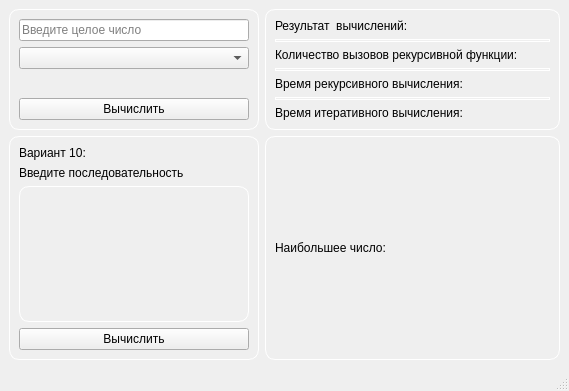
Old version of the form mainwindow.ui in the repository Dizekee/Lab1-recursia.
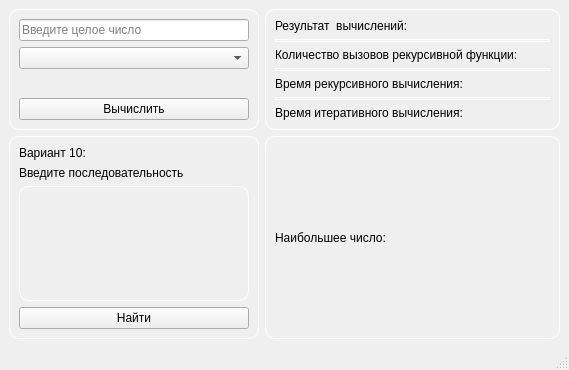
New version of the form.

Diff of the .ui file:
```diff
--- a/mainwindow.ui
+++ b/mainwindow.ui
@@ -7,7 +7,7 @@
     <x>0</x>
     <y>0</y>
     <width>569</width>
-    <height>391</height>
+    <height>370</height>
    </rect>
   </property>
   <property name="windowTitle">
@@ -245,7 +245,7 @@
           <bool>false</bool>
          </property>
          <property name="text">
-          <string>Вычислить</string>
+          <string>Найти</string>
          </property>
         </widget>
        </item>
```
